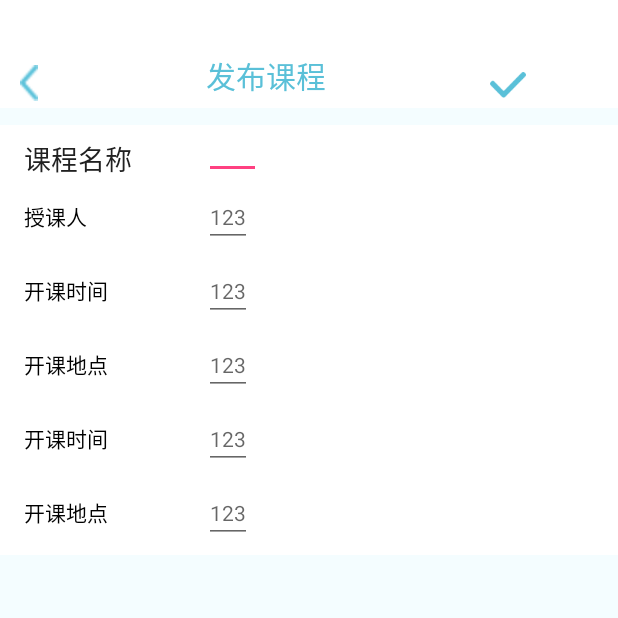
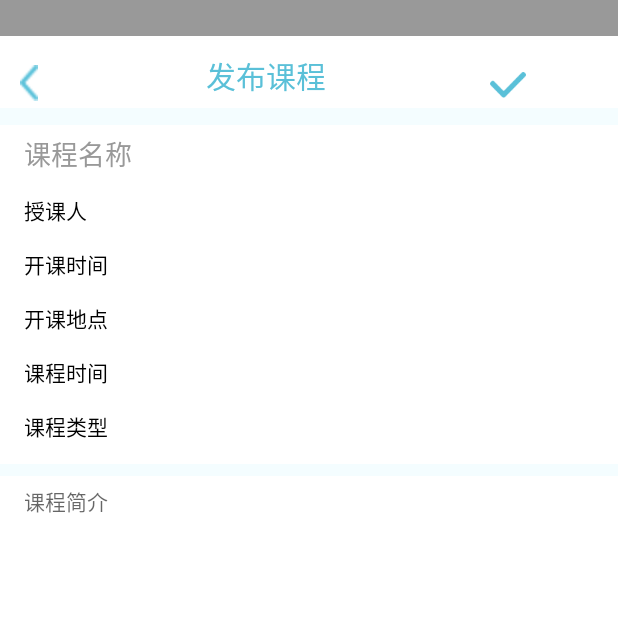
Before and after one commit to Liujiaohan/FriendlyTeacher, an Android app: the PublishNewLectureActivity screen opened directly, with no data from a screen before it, on a phone screen of 412 x 824 dp, the top half of it. Run offline under Robolectric (Android 15) with nearby library versions, the phone set to English and light mode, and no system bars; network calls fail.

Commit message:
完成添加课程部分，查网络请求的函数

```diff
--- a/app/src/main/java/com/leedopoem/ljh/friendlyteacher/homepage/HomePagePresenter.java
+++ b/app/src/main/java/com/leedopoem/ljh/friendlyteacher/homepage/HomePagePresenter.java
@@ -1,7 +1,11 @@
 package com.leedopoem.ljh.friendlyteacher.homepage;
 
+import android.content.Intent;
+
+import com.leedopoem.ljh.friendlyteacher.base.MyApplication;
 import com.leedopoem.ljh.friendlyteacher.data.LectureRepository;
 import com.leedopoem.ljh.friendlyteacher.data.entity.Lecture;
+import com.leedopoem.ljh.friendlyteacher.newlecture.PublishNewLectureActivity;
 
 import java.util.List;
 
@@ -56,7 +60,8 @@ public class HomePagePresenter implements HomePageContract.Presenter {
 
     @Override
     public void addNewLecture() {
-
+        Intent intent = new Intent(MyApplication.getContext(), PublishNewLectureActivity.class);
+        MyApplication.getContext().startActivity(intent);
     }
 
     @Override
--- /dev/null
+++ b/app/src/main/java/com/leedopoem/ljh/friendlyteacher/newlecture/NewLectureContract.java
@@ -0,0 +1,22 @@
+package com.leedopoem.ljh.friendlyteacher.newlecture;
+
+import com.leedopoem.ljh.friendlyteacher.base.BasePresenter;
+import com.leedopoem.ljh.friendlyteacher.base.BaseView;
+import com.leedopoem.ljh.friendlyteacher.data.entity.Lecture;
+
+/**
+ * Created by Administrator on 2017/10/21 0021.
+ */
+
+public class NewLectureContract {
+    interface View extends BaseView<NewLectureContract.Presenter> {
+        void showProgressbar();
+        void confirmBack();
+        Lecture getContentLecture();
+}
+
+    interface Presenter extends BasePresenter {
+        void publishLecture();
+        void confirmBack();
+    }
+}
--- /dev/null
+++ b/app/src/main/java/com/leedopoem/ljh/friendlyteacher/newlecture/NewLecturePresentImpl.java
@@ -0,0 +1,37 @@
+package com.leedopoem.ljh.friendlyteacher.newlecture;
+
+import com.leedopoem.ljh.friendlyteacher.data.entity.Lecture;
+
+/**
+ * Created by Administrator on 2017/10/21 0021.
+ */
+
+public class NewLecturePresentImpl implements NewLectureContract.Presenter {
+
+    private NewLectureContract.View mView;
+
+    public NewLecturePresentImpl(NewLectureContract.View view) {
+        mView = view;
+        mView.setPresenter(this);
+    }
+    @Override
+    public void subscribe() {
+
+    }
+
+    @Override
+    public void unSubscribe() {
+
+    }
+
+    @Override
+    public void publishLecture() {
+        Lecture newLecture = mView.getContentLecture();
+
+    }
+
+    @Override
+    public void confirmBack() {
+
+    }
+}
--- a/app/src/main/java/com/leedopoem/ljh/friendlyteacher/newlecture/PublishNewLectureActivity.java
+++ b/app/src/main/java/com/leedopoem/ljh/friendlyteacher/newlecture/PublishNewLectureActivity.java
@@ -1,15 +1,102 @@
 package com.leedopoem.ljh.friendlyteacher.newlecture;
 
+import android.graphics.Color;
+import android.os.Build;
 import android.support.v7.app.AppCompatActivity;
 import android.os.Bundle;
+import android.view.View;
+import android.widget.Button;
+import android.widget.EditText;
 
 import com.leedopoem.ljh.friendlyteacher.R;
+import com.leedopoem.ljh.friendlyteacher.data.entity.Lecture;
 
-public class PublishNewLectureActivity extends AppCompatActivity {
+public class PublishNewLectureActivity extends AppCompatActivity implements NewLectureContract.View, View.OnClickListener{
 
+    private NewLectureContract.Presenter mPresenter;
+    private Button backBtn;
+    private Button finishBtn;
+    private EditText classNameEdt;
+    private EditText teachPersonEdt;
+    private EditText startTimeEdt;
+    private EditText startPlaceEdt;
+    private EditText lectureTimeEdt;
+    private EditText lectureTypeEdt;
+    private EditText introductionEdt;
     @Override
     protected void onCreate(Bundle savedInstanceState) {
         super.onCreate(savedInstanceState);
         setContentView(R.layout.activity_publish_new_lecture);
+        //沉浸式状态栏
+        if (Build.VERSION.SDK_INT >= 21) {
+            View decorView = getWindow().getDecorView();
+            int option = View.SYSTEM_UI_FLAG_LAYOUT_FULLSCREEN
+                    | View.SYSTEM_UI_FLAG_LAYOUT_STABLE;
+            decorView.setSystemUiVisibility(option);
+            getWindow().setStatusBarColor(Color.TRANSPARENT);
+        }
+        mPresenter = new NewLecturePresentImpl(this);
+        init();
+    }
+
+    private void init() {
+        backBtn = (Button) findViewById(R.id.newlecture_back_btn);
+        finishBtn = (Button) findViewById(R.id.newlecture_finish_btn);
+        classNameEdt = (EditText) findViewById(R.id.newlecture_classname_edt);
+        teachPersonEdt = (EditText) findViewById(R.id.newlecture_teachperson_edi);
+        startTimeEdt = (EditText) findViewById(R.id.newlecture_startclasstime_edi);
+        startPlaceEdt = (EditText) findViewById(R.id.newlecture_clasplace_edi);
+        lectureTimeEdt = (EditText) findViewById(R.id.newlecture_classtime_edi);
+        lectureTypeEdt = (EditText) findViewById(R.id.newlecture_classtype_edi);
+        introductionEdt = (EditText) findViewById(R.id.newlecture_introduction_edt);
+        backBtn.setOnClickListener(this);
+        finishBtn.setOnClickListener(this);
+    }
+
+
+    @Override
+    public void setPresenter(NewLectureContract.Presenter presenter) {
+        mPresenter = presenter;
+    }
+
+    @Override
+    public void showProgressbar() {
+        //上传新的课程，显示进度条
+    }
+
+    @Override
+    public void confirmBack() {
+        //是否退出
+    }
+
+    @Override
+    public Lecture getContentLecture() {
+
+        String className = classNameEdt.getText().toString();
+        String teachPerson = teachPersonEdt.getText().toString();
+        String classStartTime = startTimeEdt.getText().toString();
+        String classPlace = startPlaceEdt.getText().toString();
+        String lectureTime = lectureTimeEdt.getText().toString();
+        String lectureType = lectureTypeEdt.getText().toString();
+        String introduction = introductionEdt.getText().toString();
+        //不会获取id和uid
+        //不需要授课人？
+        Lecture newLecture = new Lecture((long)0, "", className, classStartTime, classPlace, lectureTime, lectureType, introduction);
+        return newLecture;
+    }
+
+    @Override
+    public void onClick(View v) {
+        switch (v.getId()) {
+            case R.id.newlecture_back_btn: {
+                mPresenter.confirmBack();
+                finish();
+                break;
+            }
+            case R.id.newlecture_finish_btn: {
+                mPresenter.publishLecture();
+                break;
+            }
+        }
     }
 }
--- a/app/src/main/res/layout/activity_publish_new_lecture.xml
+++ b/app/src/main/res/layout/activity_publish_new_lecture.xml
@@ -4,15 +4,15 @@
     xmlns:tools="http://schemas.android.com/tools"
     android:layout_width="match_parent"
     android:layout_height="match_parent"
-    android:background="#f4fdff"
+    android:background="@color/backgroundMain"
     android:orientation="vertical"
-    tools:context="enbledu.youkexml.MainActivity">
+    >
 
     <TextView
         android:layout_width="match_parent"
         android:layout_height="24dp"
-        android:background="@color/white"
         app:layout_constraintBottom_toBottomOf="parent"
+        android:background="@color/text_grey"
         app:layout_constraintLeft_toLeftOf="parent"
         app:layout_constraintRight_toRightOf="parent"
         app:layout_constraintTop_toTopOf="parent" />
@@ -24,13 +24,14 @@
         android:layout_marginBottom="11dp"
         android:orientation="horizontal">
         <Button
+            android:id="@+id/newlecture_back_btn"
             android:background="@mipmap/back"
             android:layout_marginTop="13dp"
             android:layout_marginLeft="13dp"
             android:layout_width="12dp"
             android:layout_height="24dp" />
         <TextView
-            android:text="发布课程"
+            android:text="@string/publish_activity_title"
             android:layout_marginLeft="112dp"
             android:textSize="20dp"
             android:layout_marginRight="97dp"
@@ -39,6 +40,7 @@
             android:layout_width="wrap_content"
             android:layout_height="wrap_content" />
         <Button
+            android:id="@+id/newlecture_finish_btn"
             android:background="@mipmap/finish"
             android:layout_marginLeft="12dp"
             android:layout_width="24dp"
@@ -61,18 +63,17 @@
                 android:layout_marginTop="5dp"
                 android:layout_marginLeft="16dp"
                 android:layout_marginRight="20dp"
-                android:textSize="18dp"
-                android:text="课程名称"
-                android:textColor="#FF212121"
+                android:textSize="18sp"
+                android:text="@string/class_name"
+                android:textColor="@color/text_grey"
                 android:layout_width="100dp"
                 android:layout_height="24dp" />
 
             <EditText
-                android:hint="123"
-                android:textColorHint="#ffffff"
+                android:id="@+id/newlecture_classname_edt"
                 android:textSize="18dp"
-                android:paddingTop="5dp"
-                android:layout_width="wrap_content"
+                android:background="@null"
+                android:layout_width="200dp"
                 android:layout_height="wrap_content" />
         </LinearLayout>
 
@@ -81,23 +82,22 @@
             android:layout_width="match_parent"
             android:layout_height="36dp"
             android:layout_marginTop="10dp"
-            android:layout_marginBottom="7dp"
             >
             <TextView
                 android:layout_marginLeft="16dp"
                 android:layout_marginRight="20dp"
-                android:textSize="14dp"
-                android:text="授课人"
+                android:textSize="14sp"
+                android:text="@string/teach_person"
                 android:textColor="@color/textMain"
                 android:layout_width="100dp"
                 android:layout_height="24dp" />
 
             <EditText
-                android:hint="123"
+                android:id="@+id/newlecture_teachperson_edi"
                 android:textColor="@color/textMain"
                 android:textSize="14dp"
-                android:paddingTop="5dp"
-                android:layout_width="wrap_content"
+                android:background="@null"
+                android:layout_width="200dp"
                 android:layout_height="wrap_content" />
         </LinearLayout>
 
@@ -105,24 +105,22 @@
             android:orientation="horizontal"
             android:layout_width="match_parent"
             android:layout_height="36dp"
-            android:layout_marginTop="6dp"
-            android:layout_marginBottom="7dp"
             >
             <TextView
                 android:layout_marginLeft="16dp"
                 android:layout_marginRight="20dp"
                 android:textSize="14dp"
-                android:text="开课时间"
+                android:text="@string/class_time"
                 android:textColor="@color/textMain"
                 android:layout_width="100dp"
                 android:layout_height="24dp" />
 
             <EditText
-                android:hint="123"
+                android:id="@+id/newlecture_startclasstime_edi"
                 android:textColor="@color/textMain"
-                android:textSize="14dp"
-                android:paddingTop="5dp"
-                android:layout_width="wrap_content"
+                android:textSize="14sp"
+                android:layout_width="200dp"
+                android:background="@null"
                 android:layout_height="wrap_content" />
         </LinearLayout>
 
@@ -130,24 +128,22 @@
             android:orientation="horizontal"
             android:layout_width="match_parent"
             android:layout_height="36dp"
-            android:layout_marginTop="6dp"
-            android:layout_marginBottom="7dp"
             >
             <TextView
                 android:layout_marginLeft="16dp"
                 android:layout_marginRight="20dp"
-                android:textSize="14dp"
-                android:text="开课地点"
+                android:textSize="14sp"
+                android:text="@string/class_place"
                 android:textColor="@color/textMain"
                 android:layout_width="100dp"
                 android:layout_height="24dp" />
 
             <EditText
-                android:hint="123"
+                android:id="@+id/newlecture_clasplace_edi"
                 android:textColor="@color/textMain"
-                android:textSize="14dp"
-                android:paddingTop="5dp"
-                android:layout_width="wrap_content"
+                android:textSize="14sp"
+                android:layout_width="200dp"
+                android:background="@null"
                 android:layout_height="wrap_content" />
         </LinearLayout>
 
@@ -155,24 +151,22 @@
             android:orientation="horizontal"
             android:layout_width="match_parent"
             android:layout_height="36dp"
-            android:layout_marginTop="6dp"
-            android:layout_marginBottom="7dp"
             >
             <TextView
                 android:layout_marginLeft="16dp"
                 android:layout_marginRight="20dp"
                 android:textSize="14dp"
-                android:text="开课时间"
+                android:text="@string/each_class_time"
                 android:textColor="@color/textMain"
                 android:layout_width="100dp"
                 android:layout_height="24dp" />
 
             <EditText
-                android:hint="123"
+                android:id="@+id/newlecture_classtime_edi"
                 android:textColor="@color/textMain"
                 android:textSize="14dp"
-                android:paddingTop="5dp"
-                android:layout_width="wrap_content"
+                android:background="@null"
+                android:layout_width="200dp"
                 android:layout_height="wrap_content" />
         </LinearLayout>
 
@@ -180,26 +174,37 @@
             android:orientation="horizontal"
             android:layout_width="match_parent"
             android:layout_height="36dp"
-            android:layout_marginTop="6dp"
-            android:layout_marginBottom="7dp"
             >
             <TextView
                 android:layout_marginLeft="16dp"
                 android:layout_marginRight="20dp"
-                android:textSize="14dp"
-                android:text="开课地点"
+                android:textSize="14sp"
+                android:text="@string/class_type"
                 android:textColor="@color/textMain"
                 android:layout_width="100dp"
                 android:layout_height="24dp" />
 
             <EditText
-                android:hint="123"
+                android:id="@+id/newlecture_classtype_edi"
                 android:textColor="@color/textMain"
-                android:textSize="14dp"
-                android:paddingTop="5dp"
-                android:layout_width="wrap_content"
+                android:textSize="14sp"
+                android:background="@null"
+                android:layout_width="200dp"
                 android:layout_height="wrap_content" />
         </LinearLayout>
 
     </LinearLayout>
+    <EditText
+        android:id="@+id/newlecture_introduction_edt"
+        android:background="@color/white"
+        android:textSize="14sp"
+        android:layout_marginTop="8dp"
+        android:paddingLeft="16dp"
+        android:paddingTop="6dp"
+        android:paddingRight="16dp"
+        android:minLines="5"
+        android:gravity="top"
+        android:hint="@string/class_introduction"
+        android:layout_width="match_parent"
+        android:layout_height="350dp" />
 </LinearLayout>
--- a/app/src/main/res/values/colors.xml
+++ b/app/src/main/res/values/colors.xml
@@ -6,4 +6,6 @@
     <color name="white">#ffffff</color>
     <color name="textBlue">#FF5AC0D8</color>
     <color name="textMain">#FF000000</color>
+    <color name="text_grey">#999999</color>
+    <color name="backgroundMain">#f4fdff</color>
 </resources>
--- a/app/src/main/res/values/strings.xml
+++ b/app/src/main/res/values/strings.xml
@@ -1,3 +1,11 @@
 <resources>
     <string name="app_name">FriendlyTeacher</string>
+    <string name="class_time">开课时间</string>
+    <string name="class_place">开课地点</string>
+    <string name="class_type">课程类型</string>
+    <string name="each_class_time">课程时间</string>
+    <string name="teach_person">授课人</string>
+    <string name="class_name">课程名称</string>
+    <string name="publish_activity_title">发布课程</string>
+    <string name="class_introduction">课程简介</string>
 </resources>
```
